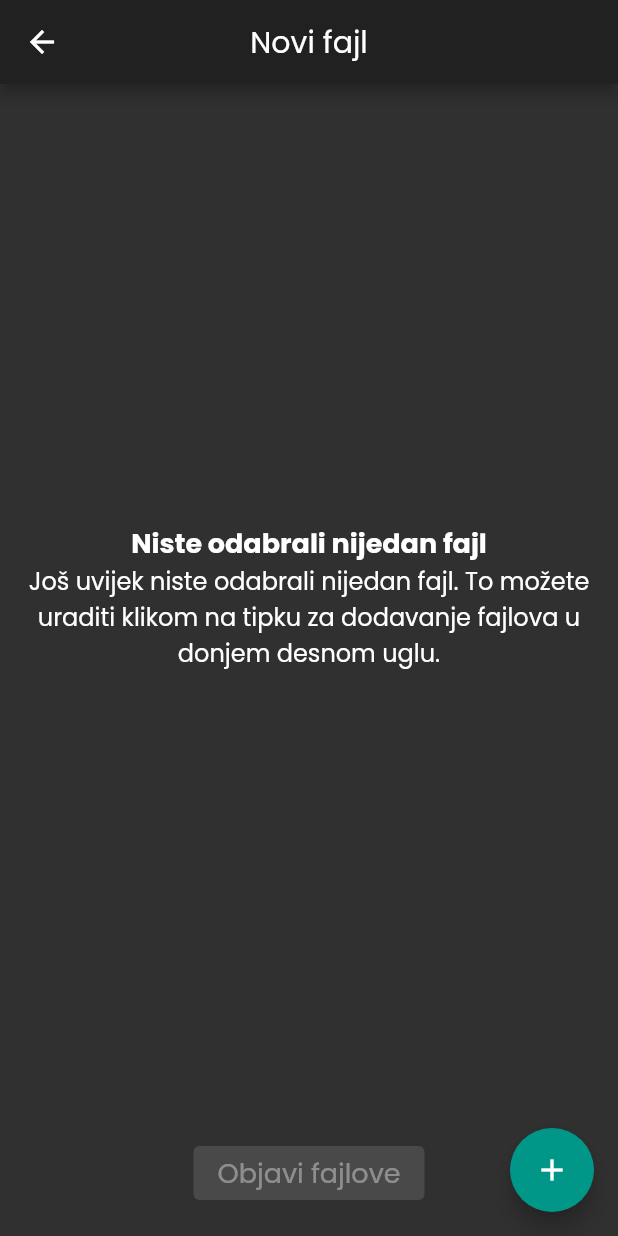
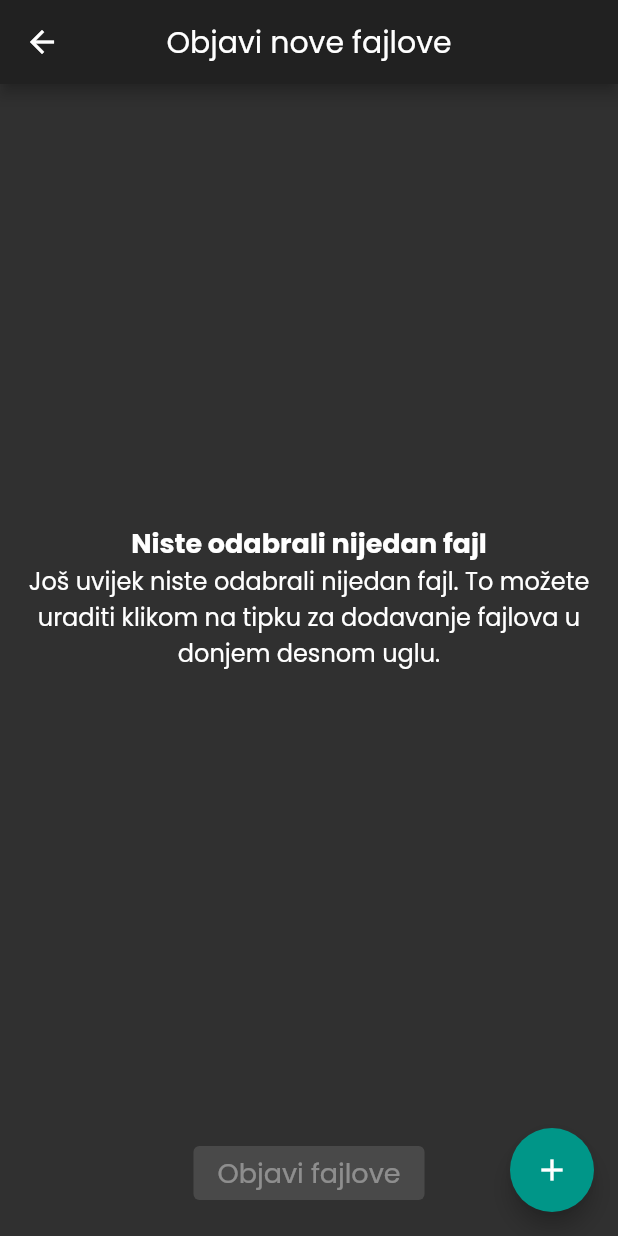
Before and after one commit to andrejvujic/vujic-drive, a Flutter app: the UploadFile screen opened directly, on a phone screen of 412 x 824 dp. Run offline on Flutter 3.47's test engine with Material 2 defaults, Android fonts, the phone set to English and light mode, and no system bars; our stand-ins replace cached_network_image, cloud_firestore, file_picker, firebase_analytics, firebase_auth, firebase_core and 2 more; missing offline and left inert: flutter_auth_buttons; accounts and stored records are empty.

Commit message:
changed text lables

```diff
--- a/lib/uploads/screens/folder.dart
+++ b/lib/uploads/screens/folder.dart
@@ -141,7 +141,7 @@ class _FolderState extends State<Folder> with TickerProviderStateMixin {
 
     CustomAlert.show(
       context,
-      title: 'Novi folder',
+      title: 'Objavi novi folder',
       children: <Widget>[
         TextInput(
           controller: folderCtrlr,
@@ -179,12 +179,12 @@ class _FolderState extends State<Folder> with TickerProviderStateMixin {
               children: <Widget>[
                 ListTile(
                   leading: Icon(Icons.folder),
-                  title: Text('Folder'),
+                  title: Text('Novi folder'),
                   onTap: () => createNewFolder(context, app),
                 ),
                 ListTile(
                   leading: Icon(Icons.file_upload),
-                  title: Text('Fajl'),
+                  title: Text('Novi fajlovi'),
                   onTap: () => createNewFile(
                     context,
                     widget.folderGlobalPath,
--- a/lib/uploads/screens/upload_file.dart
+++ b/lib/uploads/screens/upload_file.dart
@@ -121,7 +121,7 @@ class _UploadFileState extends State<UploadFile> {
           child: Scaffold(
             appBar: AppBar(
               title: Text(
-                'Novi fajl',
+                'Objavi nove fajlove',
               ),
             ),
             floatingActionButton: FloatingActionButton(
```
